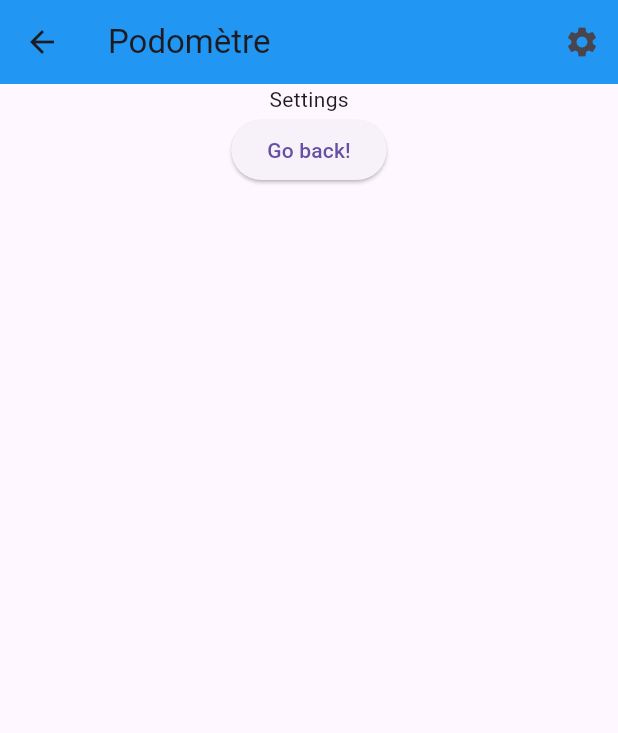
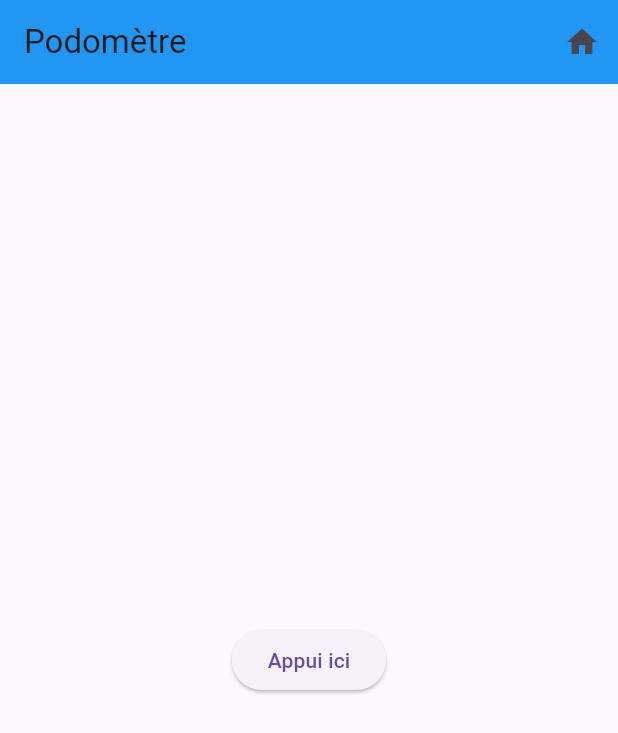
Before and after one commit to Mathbech/Podometre, a Flutter app: the screen it shows after launch, after a tap on the "settings" icon, on a phone screen of 412 x 824 dp. Shown: the top 733 px of the screen. Run offline on Flutter 3.47's test engine with Material 3 defaults, Android fonts, the phone set to English and light mode, and no system bars; our stand-ins replace pedometer.

Commit message:
Création d'un fichier déporté pour bouton

```diff
--- a/lib/screen/homepage.dart
+++ b/lib/screen/homepage.dart
@@ -84,6 +84,7 @@ class _HomePageState extends State<HomePage> {
       appBar: AppBar(
         backgroundColor: Colors.blue,
         title: const Text('Podomètre'),
+        automaticallyImplyLeading: false,
         actions: <Widget>[
           IconButton(
             icon: const Icon(Icons.settings),
--- a/lib/screen/settings.dart
+++ b/lib/screen/settings.dart
@@ -1,47 +1,37 @@
+import 'package:bts_app/widgets/customButton.dart';
 import 'package:flutter/material.dart';
-
 
 class SettingsPage extends StatefulWidget {
   const SettingsPage({Key? key}) : super(key: key);
 
   static const String routeName = '/settings';
 
-
   @override
   State<StatefulWidget> createState() => _SettingsPageState();
 }
 
 class _SettingsPageState extends State<SettingsPage> {
-
   @override
   Widget build(BuildContext context) {
     return Scaffold(
       appBar: AppBar(
         backgroundColor: Colors.blue,
         title: const Text('Podomètre'),
+        automaticallyImplyLeading: false,
         actions: <Widget>[
           IconButton(
-            icon: const Icon(Icons.settings),
+            icon: const Icon(Icons.home),
             onPressed: () {
-              Navigator.pushNamed(context, '/settings');
+              Navigator.pushNamed(context, '/');
             },
           ),
         ],
       ),
       body: Center(
-        child: Column(
-          children: <Widget>[
-            const Text('Settings'),
-            ElevatedButton(
-              onPressed: () {
-                Navigator.pushNamed(context, '/');
-              },
-              child: const Text('Go back!'),
-            ),
-          ],
-        ),
+        child: CustomButton(text: 'Appui ici', onPressed: () {
+          Navigator.pushNamed(context, '/');
+        }),
       ),
-
     );
   }
 }
--- /dev/null
+++ b/lib/widgets/CustomButton.dart
@@ -0,0 +1,16 @@
+import 'package:flutter/material.dart';
+
+class CustomButton extends StatelessWidget {
+  final String text;
+  final VoidCallback onPressed;
+
+  CustomButton({required this.text, required this.onPressed});
+
+  @override
+  Widget build(BuildContext context) {
+    return ElevatedButton(
+      onPressed: onPressed,
+      child: Text(text),
+    );
+  }
+}
```
